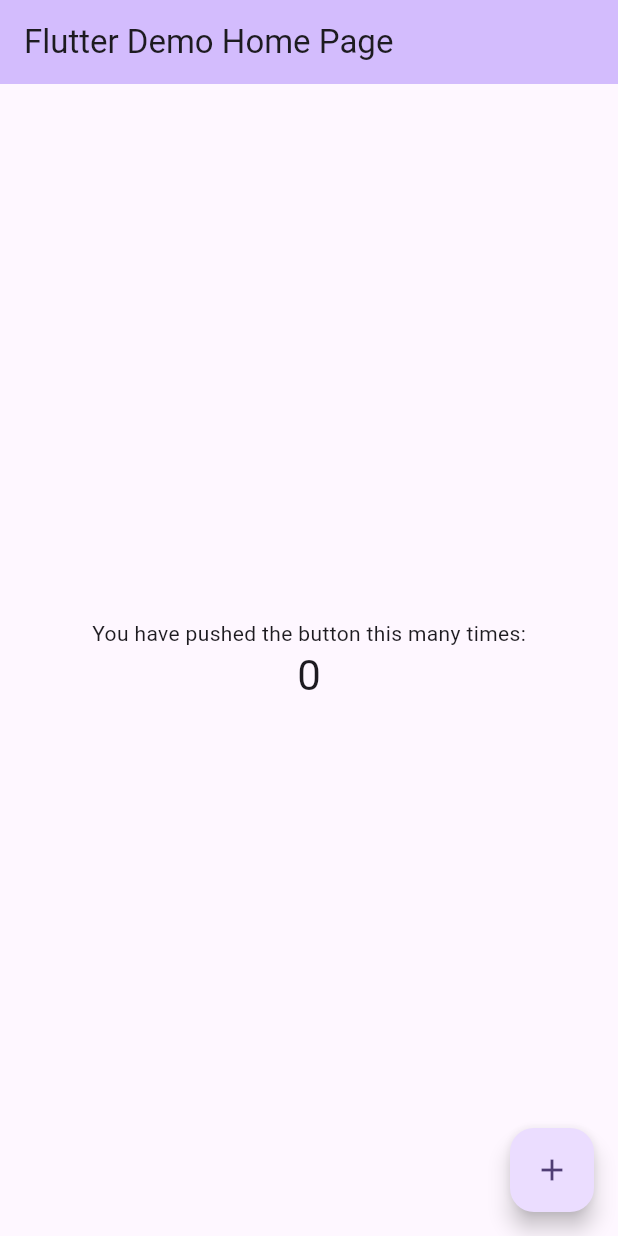
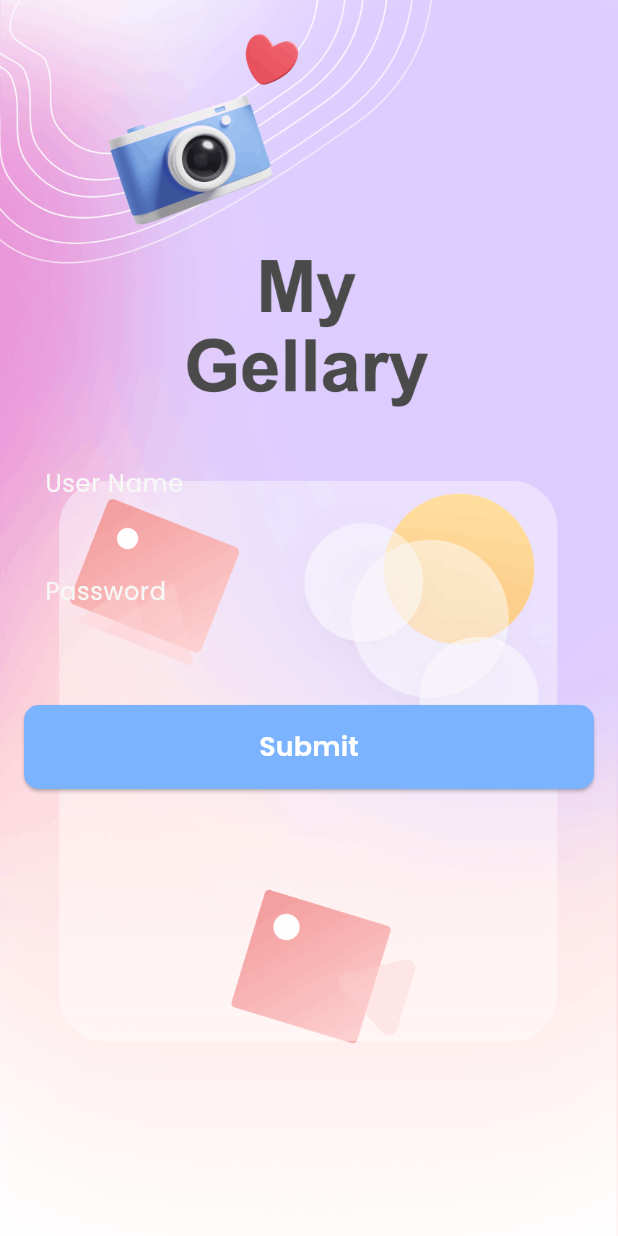
Before and after one commit to khaledkhalifa74/MyGalleryMobileApplication, a Flutter app: the screen it shows after launch, on a phone screen of 412 x 824 dp. Run offline on Flutter 3.47's test engine with Material 3 defaults, Android fonts, the phone set to English and light mode, and no system bars; our stand-ins replace flutter_screenutil, fluttertoast, google_fonts.

Commit message:
add colors, styles and files

```diff
--- /dev/null
+++ b/lib/core/functions/custom_toast.dart
@@ -0,0 +1,25 @@
+import 'package:flutter/material.dart';
+import 'package:fluttertoast/fluttertoast.dart';
+import 'package:my_gallery/core/utils/colors.dart';
+
+showCustomToast(FToast? toastShower, String toastMessage, bool isError) {
+  if(toastShower != null){
+  Widget toast = Container(
+    padding: const EdgeInsets.symmetric(horizontal: 24.0, vertical: 12.0),
+    //margin: EdgeInsets.only(bottom: 0.1),
+    decoration: BoxDecoration(
+      borderRadius: BorderRadius.circular(25.0),
+      //color: kDefaultIconColor,
+      color: isError == true ? kErrorColor : kSuccessColor,
+    ),
+    child: Text(
+      toastMessage,
+      style: const TextStyle(color: Colors.white),textAlign: TextAlign.center,
+    ),
+  );
+  toastShower.showToast(
+    child: toast,
+    gravity: ToastGravity.TOP,
+    toastDuration: const Duration(seconds: 3),
+  );}
+}
--- /dev/null
+++ b/lib/core/utils/assets.dart
@@ -0,0 +1,3 @@
+class AssetsData{
+  static const loginBGImage = 'assets/images/loginBG.png';
+}
--- /dev/null
+++ b/lib/core/utils/colors.dart
@@ -0,0 +1,13 @@
+import 'package:flutter/material.dart';
+
+const kPrimaryColor = Color(0xffDDCDFF);
+const kSecondaryColor = Color(0xffBCBCBC);
+const kBorderColor = Color(0xffD8D8D8);
+const kHintTextColor = Color(0xff9D9491);
+const kTextFieldColor = Color(0xffF7F7F7);
+const kButtonColor = Color(0xff7BB3FF);
+const kWhiteColor = Colors.white;
+const kBlackColor = Colors.black;
+const kErrorColor = Color(0xffEC0000);
+const kSuccessColor = Color(0xFF41C87F);
+const kHintColor = Color(0xffA6A6A6);
--- /dev/null
+++ b/lib/core/utils/styles.dart
@@ -0,0 +1,66 @@
+import 'package:flutter/material.dart';
+import 'package:flutter_screenutil/flutter_screenutil.dart';
+import 'package:my_gallery/core/utils/colors.dart';
+
+abstract class Styles {
+
+  static TextStyle textStyle8 = TextStyle(
+    fontSize: 8.spMin,
+    fontWeight: FontWeight.w300,
+    color: kBlackColor,
+  );
+
+  static TextStyle textStyle12 = TextStyle(
+    fontSize: 12.spMin,
+    fontWeight: FontWeight.w400,
+    color: kBlackColor,
+  );
+
+  static TextStyle textStyle10 = TextStyle(
+    fontSize: 10.spMin,
+    fontWeight: FontWeight.w400,
+    color: kBlackColor,
+  );
+
+  static TextStyle textStyle14 = TextStyle(
+    fontSize: 14.spMin,
+    fontWeight: FontWeight.w400,
+    color: kBlackColor,
+  );
+
+  static TextStyle textStyleHint14 = TextStyle(
+    fontSize: 14.spMin,
+    fontWeight: FontWeight.w400,
+    color: kSecondaryColor,
+  );
+
+  static TextStyle textStyle16 = TextStyle(
+    fontSize: 16.spMin,
+    fontWeight: FontWeight.w400,
+    color: kWhiteColor,
+  );
+
+  static TextStyle textStyle18 = TextStyle(
+    fontSize: 18.spMin,
+    fontWeight: FontWeight.w600,
+    color: kWhiteColor,
+  );
+
+  static TextStyle textStyle20 = TextStyle(
+    fontSize: 20.spMin,
+    fontWeight: FontWeight.w400,
+    color: kWhiteColor,
+  );
+
+  static TextStyle textStyle22 = TextStyle(
+    fontSize: 22.spMin,
+    fontWeight: FontWeight.w700,
+    color: kBlackColor,
+  );
+
+  static TextStyle textStyle32 = TextStyle(
+    fontSize: 32.spMin,
+    fontWeight: FontWeight.w700,
+    color: kBlackColor,
+  );
+}
--- /dev/null
+++ b/lib/core/widgets/custom_loading_indicator.dart
@@ -0,0 +1,18 @@
+import 'package:flutter/material.dart';
+import 'package:my_gallery/core/utils/colors.dart';
+
+class CustomLoadingIndicator extends StatelessWidget {
+  const CustomLoadingIndicator({super.key, this.width, this.height});
+final double? width;
+final double? height;
+  @override
+  Widget build(BuildContext context) {
+    return SizedBox(
+      width: width,
+      height: height,
+      child: const CircularProgressIndicator(
+       color: kPrimaryColor, // Change color
+      ),
+    );
+  }
+}
--- /dev/null
+++ b/lib/features/Authentication/presentation/views/login_view.dart
@@ -0,0 +1,13 @@
+import 'package:flutter/material.dart';
+import 'package:my_gallery/features/Authentication/presentation/views/widgets/login_view_body.dart';
+
+class LoginView extends StatelessWidget {
+  const LoginView({super.key});
+  static String id = "LoginView";
+  @override
+  Widget build(BuildContext context) {
+    return const Scaffold(
+      body: LoginViewBody(),
+    );
+  }
+}
--- /dev/null
+++ b/lib/features/Authentication/presentation/views/widgets/custom_button.dart
@@ -0,0 +1,53 @@
+import 'package:flutter/material.dart';
+import 'package:my_gallery/core/utils/colors.dart';
+import 'package:my_gallery/core/utils/styles.dart';
+
+class CustomButton extends StatelessWidget {
+  final String text;
+  final VoidCallback itemCallBack;
+  final double? height;
+  final double? width;
+
+  const CustomButton({
+    super.key,
+    required this.text,
+    required this.itemCallBack,
+    this.height,
+    this.width,
+  });
+
+  @override
+  Widget build(BuildContext context) {
+    return SizedBox(
+      width: width,
+      child: ElevatedButton(
+        onPressed:
+        itemCallBack,
+        style: ButtonStyle(
+          padding: MaterialStateProperty.all(
+            const EdgeInsets.symmetric(
+              vertical: 15,
+            ),
+          ),
+          backgroundColor: MaterialStateProperty.all(kButtonColor),
+          shape: MaterialStateProperty.all(
+            RoundedRectangleBorder(
+              borderRadius: BorderRadius.circular(10),
+            ),
+          ),
+        ),
+        child: Row(
+          mainAxisSize: MainAxisSize.max,
+          mainAxisAlignment: MainAxisAlignment.center,
+          children: [
+            Text(
+              text,
+              style: Styles.textStyle18,
+              textAlign: TextAlign.center,
+            ),
+          ],
+        ),
+      ),
+    );
+  }
+}
--- /dev/null
+++ b/lib/features/Authentication/presentation/views/widgets/custom_text_field_with_title.dart
@@ -0,0 +1,85 @@
+import 'package:flutter/material.dart';
+import 'package:flutter/services.dart';
+import 'package:my_gallery/core/utils/colors.dart';
+import 'package:my_gallery/core/utils/styles.dart';
+
+class CustomTextFormField extends StatelessWidget {
+  final String? placeholder;
+  final TextEditingController? controller;
+  final TextInputType? inputType;
+  final bool? enabled;
+  final int? maxLength;
+  final bool? autoFocus;
+  final void Function()? onTap;
+  final String? validateMessage;
+  final double? width;
+  final double? height;
+  final String? Function(String?)? validator;
+  final bool? obscureText;
+  const CustomTextFormField(
+      {super.key,
+
+        this.controller,
+        this.autoFocus,
+        this.placeholder,
+        this.inputType,
+        this.enabled,
+        this.maxLength,
+        this.onTap,
+        this.validateMessage,
+        this.width,
+        this.height,
+        this.validator,
+        this.obscureText,
+      });
+  @override
+  Widget build(BuildContext context) {
+    return SizedBox(
+      width: width ?? MediaQuery.of(context).size.width,
+      height: height,
+      child: TextFormField(
+        obscureText: obscureText ?? false,
+        onTap: onTap,
+        controller: controller,
+        enabled: enabled ?? true,
+        maxLength: maxLength,
+        maxLengthEnforcement: MaxLengthEnforcement.enforced,
+        keyboardType: inputType,
+        autofocus: autoFocus ?? false,
+        validator: validator ?? (data) {
+          if (data!.isEmpty) {
+            return validateMessage;
+          }
+          return null;
+        },
+        decoration: InputDecoration(
+          hintText: placeholder,
+          hintStyle: Styles.textStyle16.copyWith(
+            color: kTextFieldColor,
+          ),
+          focusedBorder: const OutlineInputBorder(
+              borderRadius: BorderRadius.all(Radius.circular(22)),
+              borderSide: BorderSide.none,
+          ),
+          border: const OutlineInputBorder(
+              borderRadius: BorderRadius.all(Radius.circular(22)),
+              borderSide: BorderSide.none,
+          ),
+          enabledBorder: const OutlineInputBorder(
+              borderRadius: BorderRadius.all(Radius.circular(22)),
+              borderSide: BorderSide.none,
+          ),
+          disabledBorder: const OutlineInputBorder(
+              borderRadius: BorderRadius.all(Radius.circular(22)),
+              borderSide: BorderSide.none,),
+          errorBorder: const OutlineInputBorder(
+              borderRadius: BorderRadius.all(Radius.circular(22)),
+              borderSide: BorderSide.none,),
+          fillColor: kWhiteColor,
+          contentPadding:
+          const EdgeInsets.fromLTRB(10.0, 10.0, 10.0, 10.0),
+        ),
+      ),
+    );
+  }
+}
--- /dev/null
+++ b/lib/features/Authentication/presentation/views/widgets/login_view_body.dart
@@ -0,0 +1,98 @@
+import 'package:flutter/material.dart';
+import 'package:flutter/services.dart';
+import 'package:fluttertoast/fluttertoast.dart';
+import 'package:my_gallery/core/utils/assets.dart';
+import 'package:my_gallery/core/widgets/custom_loading_indicator.dart';
+import 'package:my_gallery/features/Authentication/presentation/views/widgets/custom_button.dart';
+import 'package:my_gallery/features/Authentication/presentation/views/widgets/custom_text_field_with_title.dart';
+
+class LoginViewBody extends StatefulWidget {
+  const LoginViewBody({super.key});
+
+  @override
+  State<LoginViewBody> createState() => _LoginViewBodyState();
+}
+
+class _LoginViewBodyState extends State<LoginViewBody> {
+  FToast fToast = FToast();
+  bool isLoading = false;
+  final _loginFormKey = GlobalKey<FormState>();
+  TextEditingController emailController = TextEditingController();
+  TextEditingController passwordController = TextEditingController();
+  @override
+  void dispose() {
+    emailController.dispose();
+    passwordController.dispose();
+    super.dispose();
+  }
+  @override
+  Widget build(BuildContext context) {
+    fToast.init(context);
+    SystemChrome.setEnabledSystemUIMode(
+      SystemUiMode.immersiveSticky,
+      overlays: [SystemUiOverlay.top],
+    );
+    return Container(
+      decoration: const BoxDecoration(
+        image: DecorationImage(
+            image: AssetImage(AssetsData.loginBGImage),
+            fit: BoxFit.cover,
+        ),
+      ),
+      child: Padding(
+        padding: const EdgeInsets.symmetric(
+          horizontal: 16,
+        ),
+        child: Form(
+          key: _loginFormKey,
+          child: Center(
+            child: SingleChildScrollView(
+              child: Column(
+                children: [
+                  CustomTextFormField(
+                    validator: (data){
+                      if (data!.isEmpty) {
+                        return 'Please enter your email';
+                      }
+                      if(!data.contains('@') || !data.contains('com')){
+                        return 'Please enter valid email';
+                      }
+                      return null;
+                    },
+                    controller: emailController,
+                    placeholder: 'User Name',
+                    inputType: TextInputType.emailAddress,
+                  ),
+                  const SizedBox(
+                    height: 24,
+                  ),
+                  CustomTextFormField(
+                    obscureText: true,
+                    controller: passwordController,
+                    placeholder: 'Password',
+                    validateMessage: 'Please enter your password',
+                  ),
+                  const SizedBox(
+                    height: 52,
+                  ),
+                  isLoading ? const Center(child: CustomLoadingIndicator())
+                      : CustomButton(
+                        text: 'Submit',
+                        itemCallBack: ()async {
+                          if (_loginFormKey.currentState!.validate()) {
+                            // BlocProvider.of<AuthCubit>(context).loginUser(
+                            //     email: emailController.text.toString(),
+                            //     password: passwordController.text.toString());
+                            // isLoading = false;
+                          }else{}
+                        },
+                      ),
+                ],
+              ),
+            ),
+          ),
+        ),
+      ),
+    );
+  }
+}
--- a/lib/main.dart
+++ b/lib/main.dart
@@ -1,4 +1,8 @@
 import 'package:flutter/material.dart';
+import 'package:flutter_screenutil/flutter_screenutil.dart';
+import 'package:google_fonts/google_fonts.dart';
+import 'package:my_gallery/core/utils/colors.dart';
+import 'package:my_gallery/features/Authentication/presentation/views/login_view.dart';
 
 void main() {
   runApp(const MyApp());
@@ -7,119 +11,28 @@ void main() {
 class MyApp extends StatelessWidget {
   const MyApp({super.key});
 
-  // This widget is the root of your application.
   @override
   Widget build(BuildContext context) {
-    return MaterialApp(
-      title: 'My Gallery',
-      theme: ThemeData(
-        // This is the theme of your application.
-        //
-        // TRY THIS: Try running your application with "flutter run". You'll see
-        // the application has a purple toolbar. Then, without quitting the app,
-        // try changing the seedColor in the colorScheme below to Colors.green
-        // and then invoke "hot reload" (save your changes or press the "hot
-        // reload" button in a Flutter-supported IDE, or press "r" if you used
-        // the command line to start the app).
-        //
-        // Notice that the counter didn't reset back to zero; the application
-        // state is not lost during the reload. To reset the state, use hot
-        // restart instead.
-        //
-        // This works for code too, not just values: Most code changes can be
-        // tested with just a hot reload.
-        colorScheme: ColorScheme.fromSeed(seedColor: Colors.deepPurple),
-        useMaterial3: true,
-      ),
-      home: const MyHomePage(title: 'Flutter Demo Home Page'),
+    return ScreenUtilInit(
+        designSize: const Size(360, 690),
+        minTextAdapt: true,
+        splitScreenMode: true,
+        builder: (context, child){
+          return MaterialApp(
+              debugShowCheckedModeBanner: false,
+              title: 'MyGallery',
+              theme: ThemeData(
+                colorScheme: ColorScheme.fromSeed(seedColor: kPrimaryColor),
+                useMaterial3: true,
+                textTheme: GoogleFonts.poppinsTextTheme(),
+                primaryColor: kPrimaryColor,
+              ),
+              initialRoute: LoginView.id,
+              routes: {
+                LoginView.id: (context) => const LoginView(),
+              },
+          );
+        }
     );
   }
 }
-
-class MyHomePage extends StatefulWidget {
-  const MyHomePage({super.key, required this.title});
-
-  // This widget is the home page of your application. It is stateful, meaning
-  // that it has a State object (defined below) that contains fields that affect
-  // how it looks.
-
-  // This class is the configuration for the state. It holds the values (in this
-  // case the title) provided by the parent (in this case the App widget) and
-  // used by the build method of the State. Fields in a Widget subclass are
-  // always marked "final".
-
-  final String title;
-
-  @override
-  State<MyHomePage> createState() => _MyHomePageState();
-}
-
-class _MyHomePageState extends State<MyHomePage> {
-  int _counter = 0;
-
-  void _incrementCounter() {
-    setState(() {
-      // This call to setState tells the Flutter framework that something has
-      // changed in this State, which causes it to rerun the build method below
-      // so that the display can reflect the updated values. If we changed
-      // _counter without calling setState(), then the build method would not be
-      // called again, and so nothing would appear to happen.
-      _counter++;
-    });
-  }
-
-  @override
-  Widget build(BuildContext context) {
-    // This method is rerun every time setState is called, for instance as done
-    // by the _incrementCounter method above.
-    //
-    // The Flutter framework has been optimized to make rerunning build methods
-    // fast, so that you can just rebuild anything that needs updating rather
-    // than having to individually change instances of widgets.
-    return Scaffold(
-      appBar: AppBar(
-        // TRY THIS: Try changing the color here to a specific color (to
-        // Colors.amber, perhaps?) and trigger a hot reload to see the AppBar
-        // change color while the other colors stay the same.
-        backgroundColor: Theme.of(context).colorScheme.inversePrimary,
-        // Here we take the value from the MyHomePage object that was created by
-        // the App.build method, and use it to set our appbar title.
-        title: Text(widget.title),
-      ),
-      body: Center(
-        // Center is a layout widget. It takes a single child and positions it
-        // in the middle of the parent.
-        child: Column(
-          // Column is also a layout widget. It takes a list of children and
-          // arranges them vertically. By default, it sizes itself to fit its
-          // children horizontally, and tries to be as tall as its parent.
-          //
-          // Column has various properties to control how it sizes itself and
-          // how it positions its children. Here we use mainAxisAlignment to
-          // center the children vertically; the main axis here is the vertical
-          // axis because Columns are vertical (the cross axis would be
-          // horizontal).
-          //
-          // TRY THIS: Invoke "debug painting" (choose the "Toggle Debug Paint"
-          // action in the IDE, or press "p" in the console), to see the
-          // wireframe for each widget.
-          mainAxisAlignment: MainAxisAlignment.center,
-          children: <Widget>[
-            const Text(
-              'You have pushed the button this many times:',
-            ),
-            Text(
-              '$_counter',
-              style: Theme.of(context).textTheme.headlineMedium,
-            ),
-          ],
-        ),
-      ),
-      floatingActionButton: FloatingActionButton(
-        onPressed: _incrementCounter,
-        tooltip: 'Increment',
-        child: const Icon(Icons.add),
-      ), // This trailing comma makes auto-formatting nicer for build methods.
-    );
-  }
-}
```
Also changed, not shown: pubspec.yaml (+7 -0 lines), assets/images/loginBG.png (added), pubspec.lock, 5 other files.
